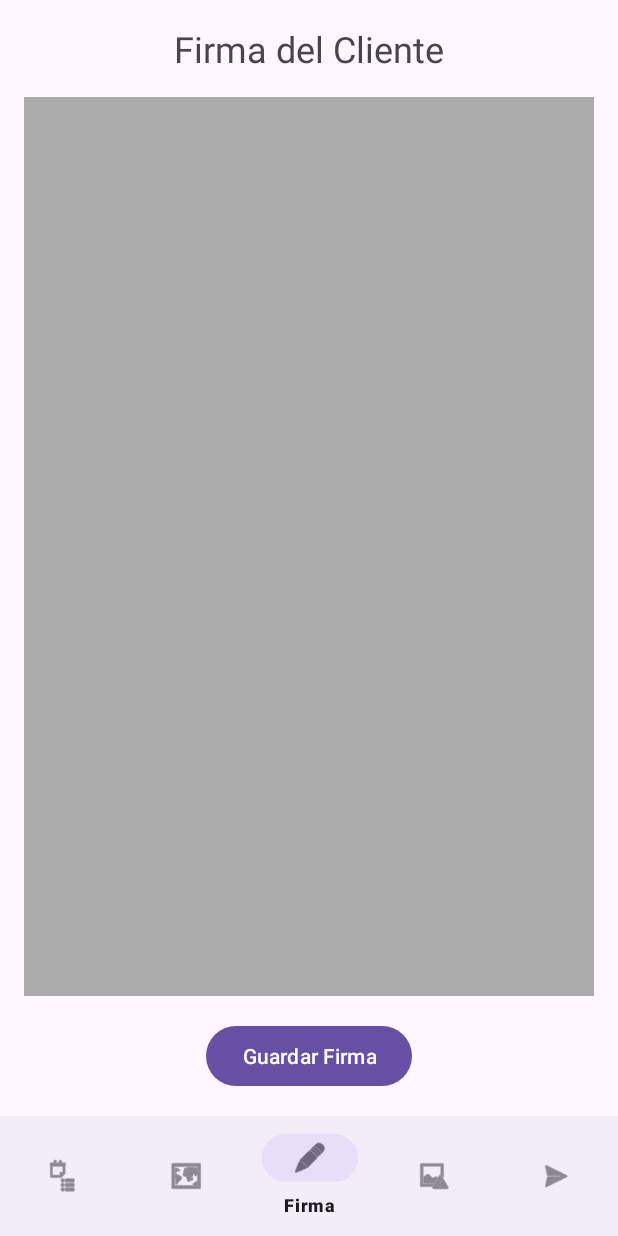
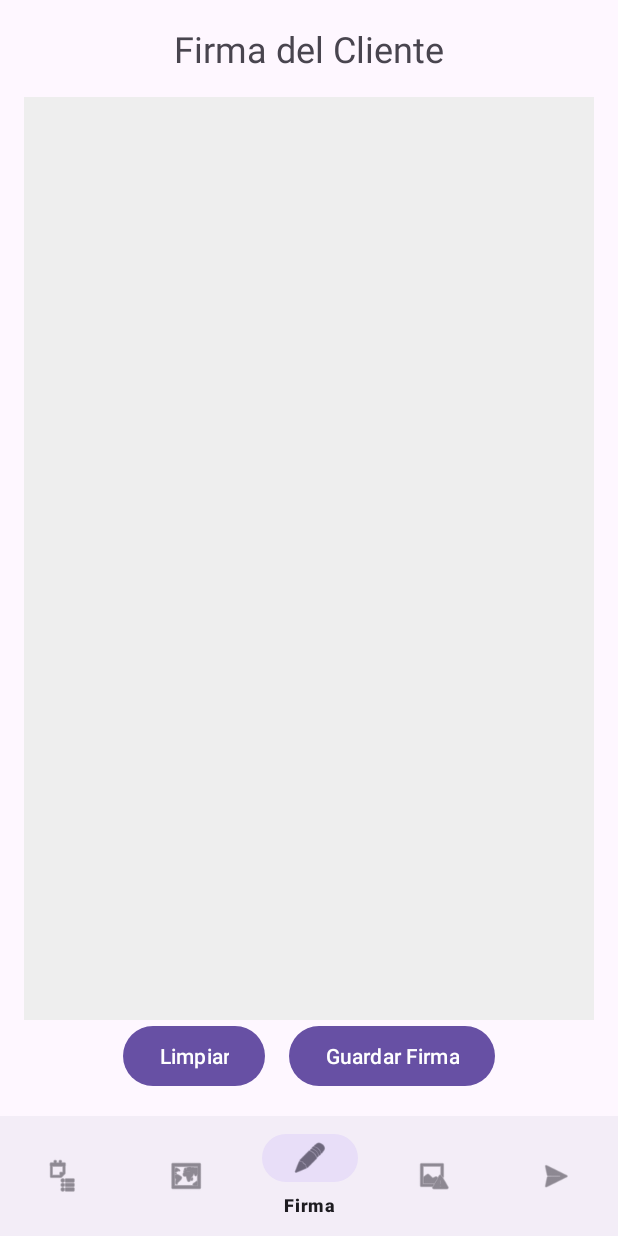
Before and after one commit to ImLome/ATC_app, an Android app: the screen it shows after launch (MainActivity), item 3 of the bottom bar chosen, on a phone screen of 412 x 824 dp. Run offline under Robolectric (Android 15) with nearby library versions, the phone set to English and light mode, and no system bars.

Commit message:
Firma "funciona" ya que me gusta pasar la uña por la pantalla

```diff
--- a/app/src/main/java/com/example/atc_app/SignatureFragment.kt
+++ b/app/src/main/java/com/example/atc_app/SignatureFragment.kt
@@ -4,6 +4,7 @@ import android.os.Bundle
 import android.view.LayoutInflater
 import android.view.View
 import android.view.ViewGroup
+import android.widget.Toast
 import androidx.fragment.app.Fragment
 import com.example.atc_app.databinding.FragmentSignatureBinding
 
@@ -15,9 +16,25 @@ class SignatureFragment : Fragment() {
     override fun onCreateView(
         inflater: LayoutInflater, container: ViewGroup?,
         savedInstanceState: Bundle?
-    ): View? {
+    ): View {
         _binding = FragmentSignatureBinding.inflate(inflater, container, false)
         return binding.root
+    }
+
+    override fun onViewCreated(view: View, savedInstanceState: Bundle?) {
+        super.onViewCreated(view, savedInstanceState)
+
+        binding.clearButton.setOnClickListener {
+            binding.signatureView.clear()
+        }
+
+        binding.saveSignatureButton.setOnClickListener {
+            val signatureBitmap = binding.signatureView.getSignatureBitmap()
+            // In a real app, you would save this bitmap to a file and store the path.
+            // For this prototype, we'll just show a confirmation message.
+            Toast.makeText(requireContext(), "Firma guardada (prototipo)", Toast.LENGTH_SHORT).show()
+            binding.signatureView.clear() // Optionally clear after saving
+        }
     }
 
     override fun onDestroyView() {
--- /dev/null
+++ b/app/src/main/java/com/example/atc_app/SignatureView.kt
@@ -0,0 +1,62 @@
+package com.example.atc_app
+
+import android.content.Context
+import android.graphics.*
+import android.util.AttributeSet
+import android.view.MotionEvent
+import android.view.View
+
+class SignatureView(context: Context, attrs: AttributeSet?) : View(context, attrs) {
+
+    private val paint = Paint().apply {
+        color = Color.BLACK
+        isAntiAlias = true
+        strokeWidth = 10f
+        style = Paint.Style.STROKE
+        strokeJoin = Paint.Join.ROUND
+        strokeCap = Paint.Cap.ROUND
+    }
+
+    private val path = Path()
+    private var lastTouchX = 0f
+    private var lastTouchY = 0f
+
+    override fun onDraw(canvas: Canvas) {
+        canvas.drawPath(path, paint)
+    }
+
+    override fun onTouchEvent(event: MotionEvent): Boolean {
+        val x = event.x
+        val y = event.y
+
+        when (event.action) {
+            MotionEvent.ACTION_DOWN -> {
+                path.moveTo(x, y)
+                lastTouchX = x
+                lastTouchY = y
+            }
+            MotionEvent.ACTION_MOVE -> {
+                path.quadTo(lastTouchX, lastTouchY, (x + lastTouchX) / 2, (y + lastTouchY) / 2)
+                lastTouchX = x
+                lastTouchY = y
+                invalidate() // Redraw the view
+            }
+            MotionEvent.ACTION_UP -> {
+                path.lineTo(x,y)
+            }
+        }
+        return true
+    }
+
+    fun clear() {
+        path.reset()
+        invalidate()
+    }
+
+    fun getSignatureBitmap(): Bitmap {
+        val bitmap = Bitmap.createBitmap(width, height, Bitmap.Config.ARGB_8888)
+        val canvas = Canvas(bitmap)
+        draw(canvas)
+        return bitmap
+    }
+}
--- a/app/src/main/res/layout/fragment_signature.xml
+++ b/app/src/main/res/layout/fragment_signature.xml
@@ -1,33 +1,48 @@
 <?xml version="1.0" encoding="utf-8"?>
-<LinearLayout xmlns:android="http://schemas.android.com/apk/res/android"
+<RelativeLayout xmlns:android="http://schemas.android.com/apk/res/android"
     xmlns:tools="http://schemas.android.com/tools"
     android:layout_width="match_parent"
     android:layout_height="match_parent"
-    android:orientation="vertical"
     android:padding="16dp"
     tools:context=".SignatureFragment">
 
     <TextView
+        android:id="@+id/signature_title"
         android:layout_width="wrap_content"
         android:layout_height="wrap_content"
         android:text="Firma del Cliente"
         android:textSize="24sp"
-        android:layout_gravity="center_horizontal"
+        android:layout_centerHorizontal="true"
         android:layout_marginBottom="16dp"/>
 
-    <View
-        android:id="@+id/signature_pad"
+    <com.example.atc_app.SignatureView
+        android:id="@+id/signature_view"
         android:layout_width="match_parent"
-        android:layout_height="0dp"
-        android:layout_weight="1"
-        android:background="@android:color/darker_gray" />
+        android:layout_height="match_parent"
+        android:layout_below="@+id/signature_title"
+        android:layout_above="@+id/buttons_layout"
+        android:background="#EEEEEE" />
 
-    <Button
-        android:id="@+id/save_signature_button"
-        android:layout_width="wrap_content"
+    <LinearLayout
+        android:id="@+id/buttons_layout"
+        android:layout_width="match_parent"
         android:layout_height="wrap_content"
-        android:text="Guardar Firma"
-        android:layout_gravity="center_horizontal"
-        android:layout_marginTop="16dp"/>
+        android:orientation="horizontal"
+        android:layout_alignParentBottom="true"
+        android:gravity="center">
 
-</LinearLayout>
+        <Button
+            android:id="@+id/clear_button"
+            android:layout_width="wrap_content"
+            android:layout_height="wrap_content"
+            android:text="Limpiar"
+            android:layout_marginEnd="16dp"/>
+
+        <Button
+            android:id="@+id/save_signature_button"
+            android:layout_width="wrap_content"
+            android:layout_height="wrap_content"
+            android:text="Guardar Firma"/>
+    </LinearLayout>
+
+</RelativeLayout>
```
